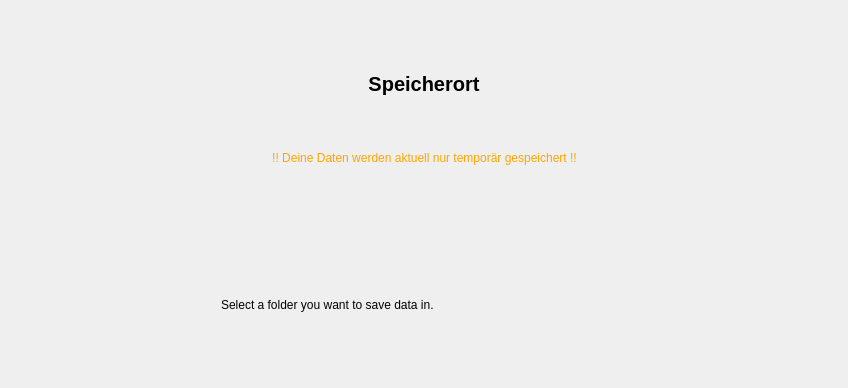
First picture: the form in lfb_regeneration_wildlife_impact/gui/setup/folder_selection.ui, repository b-lack/qgis-fim-plugin, before the edit.
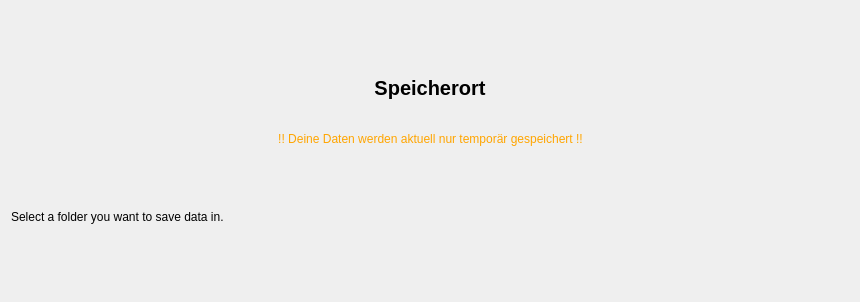
Second picture: the form after the edit. Custom widgets are drawn as their Qt base class.

Diff of the .ui file:
```diff
--- a/lfb_regeneration_wildlife_impact/gui/setup/folder_selection.ui
+++ b/lfb_regeneration_wildlife_impact/gui/setup/folder_selection.ui
@@ -6,10 +6,16 @@
    <rect>
     <x>0</x>
     <y>0</y>
-    <width>848</width>
-    <height>388</height>
+    <width>860</width>
+    <height>302</height>
    </rect>
   </property>
+  <property name="sizePolicy">
+   <sizepolicy hsizetype="Preferred" vsizetype="Fixed">
+    <horstretch>0</horstretch>
+    <verstretch>0</verstretch>
+   </sizepolicy>
+  </property>
   <property name="windowTitle">
    <string>Form</string>
   </property>
@@ -20,15 +26,14 @@
    <property name="bottomMargin">
     <number>50</number>
    </property>
-   <item row="3" column="2" colspan="3">
-    <widget class="QLabel" name="lfbFolderSelectionError">
-     <property name="text">
-      <string>Select a folder you want to save data in.</string>
-     </property>
-    </widget>
-   </item>
    <item row="0" column="1" colspan="4">
     <widget class="QLabel" name="label">
+     <property name="sizePolicy">
+      <sizepolicy hsizetype="Preferred" vsizetype="Fixed">
+       <horstretch>0</horstretch>
+       <verstretch>0</verstretch>
+      </sizepolicy>
+     </property>
      <property name="font">
       <font>
        <pointsize>15</pointsize>
@@ -46,6 +51,12 @@
    </item>
    <item row="1" column="2" colspan="2">
     <widget class="QLabel" name="lfbTempAlert">
+     <property name="sizePolicy">
+      <sizepolicy hsizetype="Preferred" vsizetype="Fixed">
+       <horstretch>0</horstretch>
+       <verstretch>0</verstretch>
+      </sizepolicy>
+     </property>
      <property name="styleSheet">
       <string notr="true">color: orange;</string>
      </property>
@@ -57,8 +68,14 @@
      </property>
     </widget>
    </item>
-   <item row="2" column="2" colspan="2">
+   <item row="2" column="1" colspan="4">
     <widget class="QgsFileWidget" name="lfbFolderSelection">
+     <property name="sizePolicy">
+      <sizepolicy hsizetype="Preferred" vsizetype="Fixed">
+       <horstretch>0</horstretch>
+       <verstretch>0</verstretch>
+      </sizepolicy>
+     </property>
      <property name="fullUrl">
       <bool>false</bool>
      </property>
@@ -70,6 +87,19 @@
      </property>
     </widget>
    </item>
+   <item row="3" column="1" colspan="4">
+    <widget class="QLabel" name="lfbFolderSelectionError">
+     <property name="sizePolicy">
+      <sizepolicy hsizetype="Preferred" vsizetype="Fixed">
+       <horstretch>0</horstretch>
+       <verstretch>0</verstretch>
+      </sizepolicy>
+     </property>
+     <property name="text">
+      <string>Select a folder you want to save data in.</string>
+     </property>
+    </widget>
+   </item>
   </layout>
  </widget>
  <customwidgets>
```
